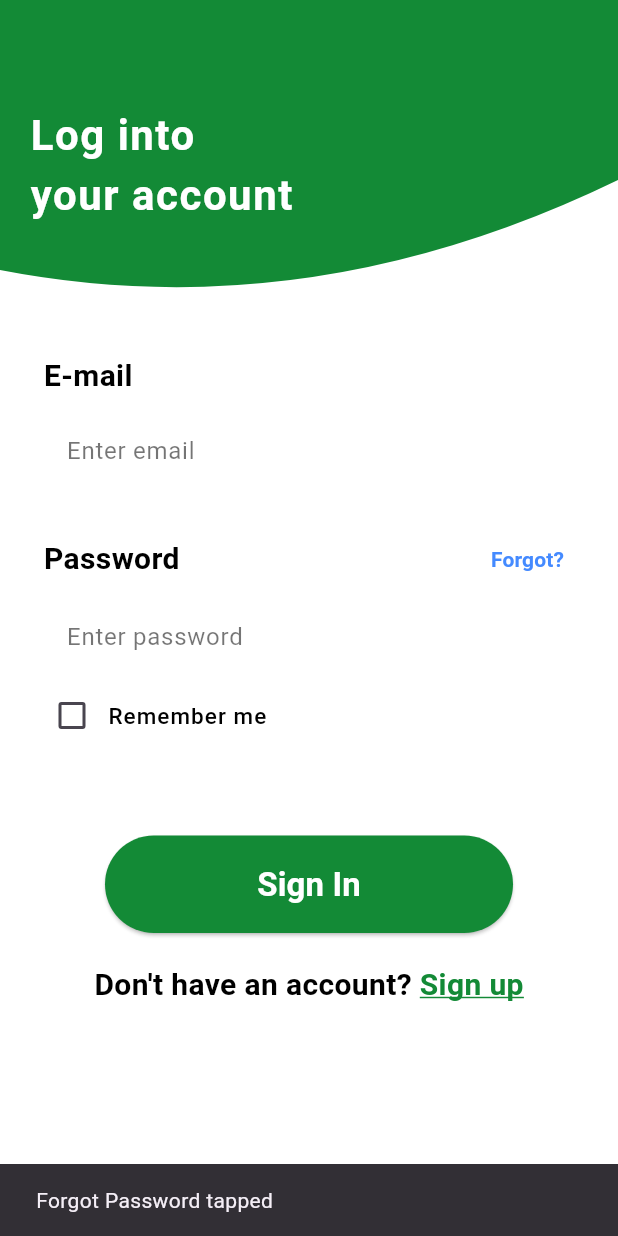
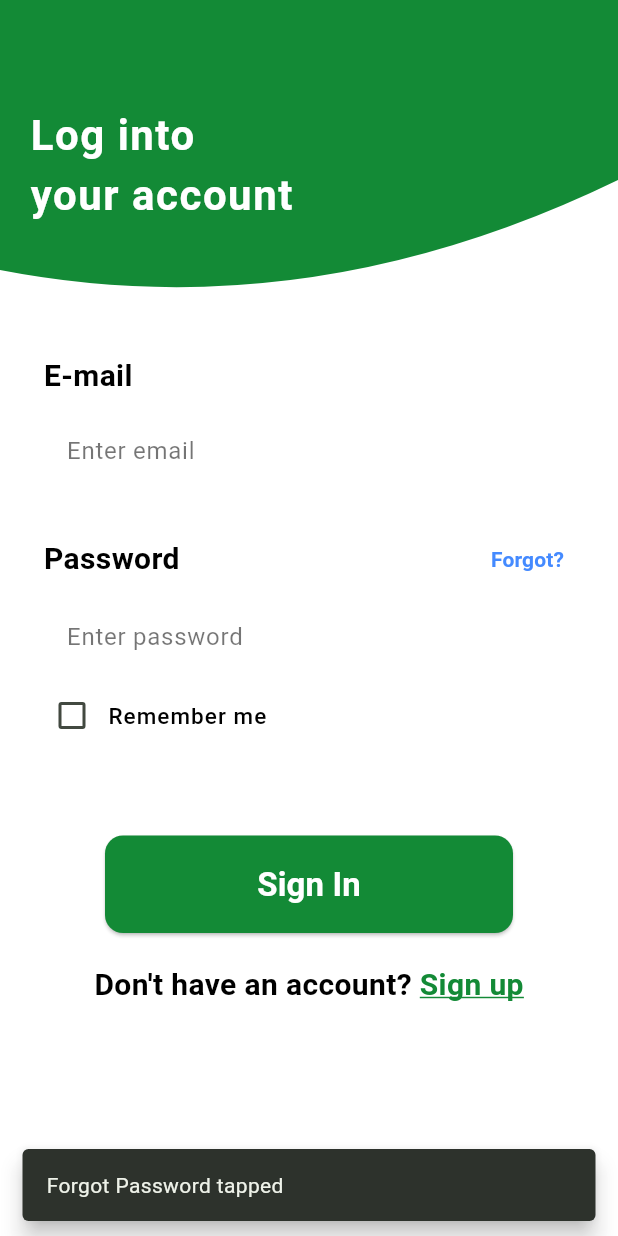
Before and after one commit to BalajiReddy1/apnacharge, a Flutter app: the screen it shows after launch, after a tap on "Forgot?", on a phone screen of 412 x 824 dp. Run offline on Flutter 3.47's test engine with Material 3 defaults, Android fonts, the phone set to English and light mode, and no system bars; our stand-ins replace flutter_dotenv, google_fonts, google_maps_flutter, location, shared_preferences, supabase_flutter; accounts and stored records are empty; Roboto replaces fonts that are missing (Arima, Arimo).

Commit message:
Add app theme and polish the map screen
- Centralize styling in AppTheme (Material 3, green scheme, consistent
  app bar / buttons / inputs / progress) and apply it in MaterialApp
- Home screen: "my location" FAB to recenter, a status pill showing a
  "Finding stations…" spinner or the nearby station count, and a friendlier
  location-loading state

Co-Authored-By: Claude Opus 4.8 <noreply@anthropic.com>
Claude-Session: https://claude.ai/code/session_01H356T5WNvaTg3dNRbQpX8u

```diff
--- /dev/null
+++ b/lib/const/app_theme.dart
@@ -0,0 +1,46 @@
+import 'package:ev_app/const/colors.dart';
+import 'package:flutter/material.dart';
+
+/// Central Material 3 theme so colors, buttons, inputs and progress
+/// indicators are consistent across the app instead of being restyled
+/// screen-by-screen.
+class AppTheme {
+  AppTheme._();
+
+  static ThemeData get light {
+    final scheme = ColorScheme.fromSeed(
+      seedColor: AppColors.medgreen,
+      primary: AppColors.medgreen,
+    );
+
+    return ThemeData(
+      useMaterial3: true,
+      colorScheme: scheme,
+      scaffoldBackgroundColor: Colors.white,
+      appBarTheme: const AppBarTheme(
+        backgroundColor: AppColors.medgreen,
+        foregroundColor: Colors.white,
+        elevation: 0,
+        iconTheme: IconThemeData(color: Colors.white),
+      ),
+      progressIndicatorTheme:
+          const ProgressIndicatorThemeData(color: AppColors.medgreen),
+      elevatedButtonTheme: ElevatedButtonThemeData(
+        style: ElevatedButton.styleFrom(
+          backgroundColor: AppColors.medgreen,
+          foregroundColor: Colors.white,
+          shape: RoundedRectangleBorder(
+            borderRadius: BorderRadius.circular(12),
+          ),
+        ),
+      ),
+      floatingActionButtonTheme: const FloatingActionButtonThemeData(
+        backgroundColor: AppColors.medgreen,
+        foregroundColor: Colors.white,
+      ),
+      snackBarTheme: const SnackBarThemeData(
+        behavior: SnackBarBehavior.floating,
+      ),
+    );
+  }
+}
--- a/lib/main.dart
+++ b/lib/main.dart
@@ -1,3 +1,4 @@
+import 'package:ev_app/const/app_theme.dart';
 import 'package:ev_app/const/env.dart';
 import 'package:ev_app/screens/home_screen.dart';
 import 'package:ev_app/screens/login_screen.dart';
@@ -34,6 +35,8 @@ class MyApp extends StatelessWidget {
   Widget build(BuildContext context) {
     return MaterialApp(
       debugShowCheckedModeBanner: false,
+      title: 'Apna Charge',
+      theme: AppTheme.light,
       initialRoute: '/',
       routes: {
         '/': (context) => const SplashScreen(),
```
Also changed, not shown: lib/screens/home_screen.dart (+82 -2 lines).
